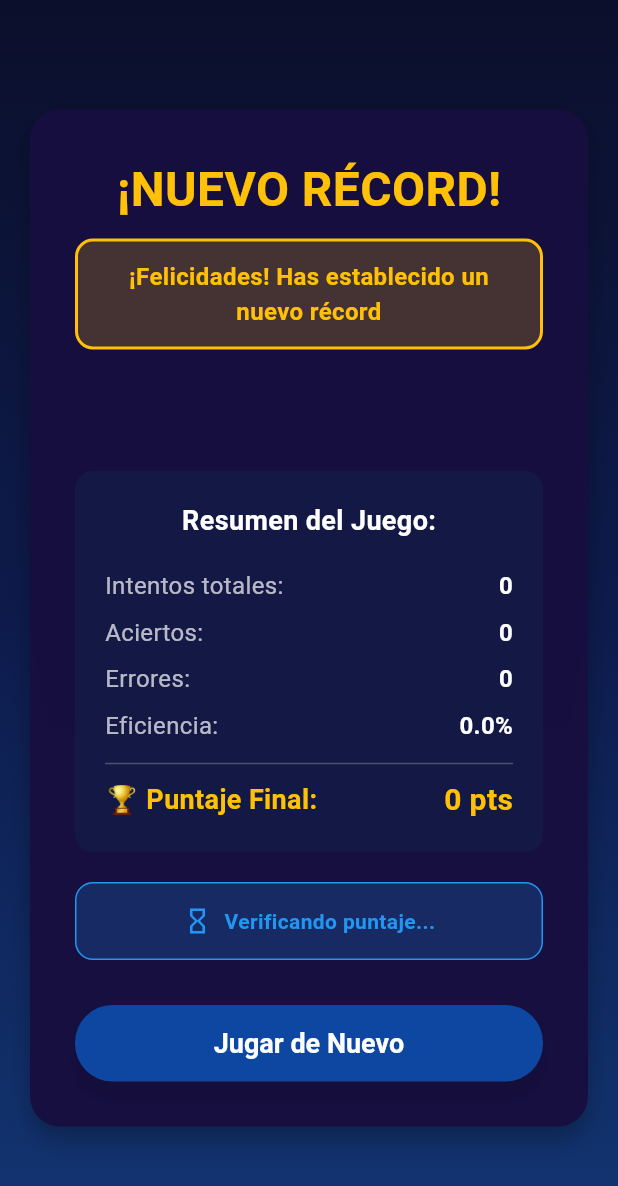
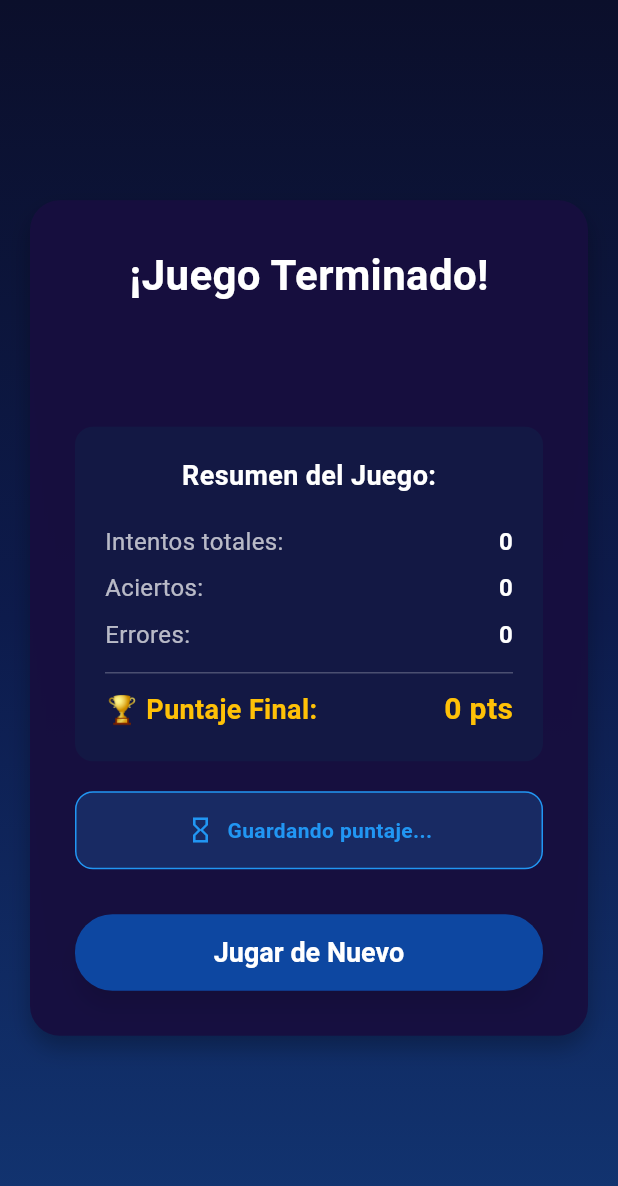
Before and after one commit to darianahg/JuegoDeMemoria, a Flutter app: the PantallaResultados screen opened directly with empty values, on a phone screen of 412 x 824 dp. Shown: the top 1186 px of the screen. Run offline on Flutter 3.47's test engine with Material 3 defaults, Android fonts, the phone set to English and light mode, and no system bars; our stand-ins replace confetti.

Commit message:
Implementacion y mejora de la visualizacoin de resultados

```diff
--- a/lib/screens/results_screen.dart
+++ b/lib/screens/results_screen.dart
@@ -25,16 +25,19 @@ class PantallaResultados extends StatefulWidget {
 }
 
 class _PantallaResultadosState extends State<PantallaResultados> {
+  bool _puntajeGuardado = false;
+  String _mensajeGuardado = "Guardando puntaje...";
+  bool _esNuevoRecord = false;
+
+  // Controlador de confeti
   late ConfettiController _confettiController;
-  bool _puntajeGuardado = false;
-  bool _esNuevoRecord = false;
-  String _mensajeGuardado = "Verificando puntaje...";
 
   @override
   void initState() {
     super.initState();
+    // Inicializar controlador de confeti
     _confettiController = ConfettiController(duration: const Duration(seconds: 3));
-    _verificarYGuardarPuntaje();
+    _guardarPuntaje();
   }
 
   @override
@@ -43,17 +46,10 @@ class _PantallaResultadosState extends State<PantallaResultados> {
     super.dispose();
   }
 
-  void _verificarYGuardarPuntaje() async {
-    // Verificar si es nuevo récord
-    bool esRecord = await ServicioPuntaje.esNuevoRecord(widget.puntos);
-
-    setState(() {
-      _esNuevoRecord = esRecord;
-    });
-
-    if (esRecord) {
-      _confettiController.play(); // Solo confetti si es record
-    }
+  void _guardarPuntaje() async {
+    try {
+      // Verificar si es nuevo récord ANTES de guardar
+      _esNuevoRecord = await ServicioPuntaje.esNuevoRecord(widget.puntos);
 
       // Guardar puntaje
       bool guardado = await ServicioPuntaje.guardarPuntaje(
@@ -63,20 +59,36 @@ class _PantallaResultadosState extends State<PantallaResultados> {
 
       setState(() {
         _puntajeGuardado = true;
-      if (esRecord) {
-        _mensajeGuardado = "¡NUEVO RÉCORD! Puntaje guardado";
+        if (guardado) {
+          _mensajeGuardado = _esNuevoRecord
+              ? "¡NUEVO RÉCORD! Puntaje guardado"
+              : "Puntaje registrado correctamente";
         } else {
-        _mensajeGuardado = "Puntaje registrado correctamente";
+          _mensajeGuardado = "Error guardando puntaje";
         }
       });
+
+      // Activar confeti cuando se termine de guardar
+      if (guardado) {
+        _confettiController.play();
+      }
+
+      // Debug
+      print('Puntaje guardado: $guardado');
+      print('Es nuevo récord: $_esNuevoRecord');
+
+    } catch (e) {
+      print('Error en _guardarPuntaje: $e');
+      setState(() {
+        _puntajeGuardado = true;
+        _mensajeGuardado = "Error guardando puntaje";
+      });
+    }
   }
 
   @override
   Widget build(BuildContext context) {
     int puntajeFinal = widget.puntos;
-    double eficiencia = widget.intentos > 0
-        ? (widget.intentosCorrectos / widget.intentos * 100)
-        : 0;
 
     return Scaffold(
       body: Stack(
@@ -116,30 +128,10 @@ class _PantallaResultadosState extends State<PantallaResultados> {
                       mainAxisSize: MainAxisSize.min,
                       children: [
                         Text(
-                          _esNuevoRecord ? "¡NUEVO RÉCORD!" : "¡Juego Terminado!",
+                          "¡Juego Terminado!",
                           style: EstilosApp.tituloGrande.copyWith(
-                            color: _esNuevoRecord ? Colors.amber : Colors.white,
-                            fontSize: _esNuevoRecord ? 32 : 28,
-                          ),
-                        ),
-                        const SizedBox(height: 10),
-
-                        if (_esNuevoRecord)
-                          Container(
-                            padding: const EdgeInsets.all(12),
-                            decoration: BoxDecoration(
-                              color: Colors.amber.withOpacity(0.2),
-                              borderRadius: BorderRadius.circular(12),
-                              border: Border.all(color: Colors.amber, width: 2),
-                            ),
-                            child: const Text(
-                              "¡Felicidades! Has establecido un nuevo récord",
-                              style: TextStyle(
-                                color: Colors.amber,
-                                fontSize: 16,
-                                fontWeight: FontWeight.bold,
-                              ),
-                              textAlign: TextAlign.center,
+                            color: Colors.white,
+                            fontSize: 28,
                           ),
                         ),
 
@@ -163,7 +155,6 @@ class _PantallaResultadosState extends State<PantallaResultados> {
                               _construirFilaEstadistica("Intentos totales:", "${widget.intentos}"),
                               _construirFilaEstadistica("Aciertos:", "${widget.intentosCorrectos}"),
                               _construirFilaEstadistica("Errores:", "${widget.intentosFallidos}"),
-                              _construirFilaEstadistica("Eficiencia:", "${eficiencia.toStringAsFixed(1)}%"),
 
                               const Divider(color: Colors.white24, height: 20),
 
@@ -193,7 +184,7 @@ class _PantallaResultadosState extends State<PantallaResultados> {
                           padding: const EdgeInsets.all(15),
                           decoration: BoxDecoration(
                             color: _puntajeGuardado
-                                ? (_esNuevoRecord ? Colors.amber.withOpacity(0.2) : Colors.green.withOpacity(0.2))
+                                ? (_esNuevoRecord ? Colors.yellow.withOpacity(0.2) : Colors.green.withOpacity(0.2))
                                 : Colors.blue.withOpacity(0.2),
                             borderRadius: BorderRadius.circular(12),
                             border: Border.all(
@@ -238,6 +229,7 @@ class _PantallaResultadosState extends State<PantallaResultados> {
                           width: double.infinity,
                           child: ElevatedButton(
                             onPressed: () {
+                              // Regresar a la pantalla de inicio
                               Navigator.pushAndRemoveUntil(
                                 context,
                                 MaterialPageRoute(
@@ -258,33 +250,34 @@ class _PantallaResultadosState extends State<PantallaResultados> {
             ),
           ),
 
-          // Confetti solo para nuevos récords
-          if (_esNuevoRecord)
+          // Widget de confeti
           Align(
             alignment: Alignment.topCenter,
             child: ConfettiWidget(
               confettiController: _confettiController,
-                blastDirectionality: BlastDirectionality.explosive,
+              blastDirection: 1.5708, // radianes hacia abajo (90 grados)
+              maxBlastForce: 20,
+              minBlastForce: 10,
+              emissionFrequency: 0.05,
+              numberOfParticles: 30,
+              gravity: 0.3,
               shouldLoop: false,
               colors: const [
-                  Colors.amber,
+                Colors.green,
+                Colors.blue,
+                Colors.pink,
+                Colors.orange,
+                Colors.purple,
                 Colors.yellow,
-                  Colors.orange,
                 Colors.red,
-                  Colors.blue,
-                  Colors.green
               ],
-                emissionFrequency: 0.05,
-                numberOfParticles: 30,
-                gravity: 0.1,
-                maxBlastForce: 25,
-                minBlastForce: 8,
             ),
           ),
         ],
       ),
     );
   }
+
   Widget _construirFilaEstadistica(String etiqueta, String valor) {
     return Padding(
       padding: const EdgeInsets.symmetric(vertical: 4),
```
Lines whose indentation alone changed are shown as unchanged.
